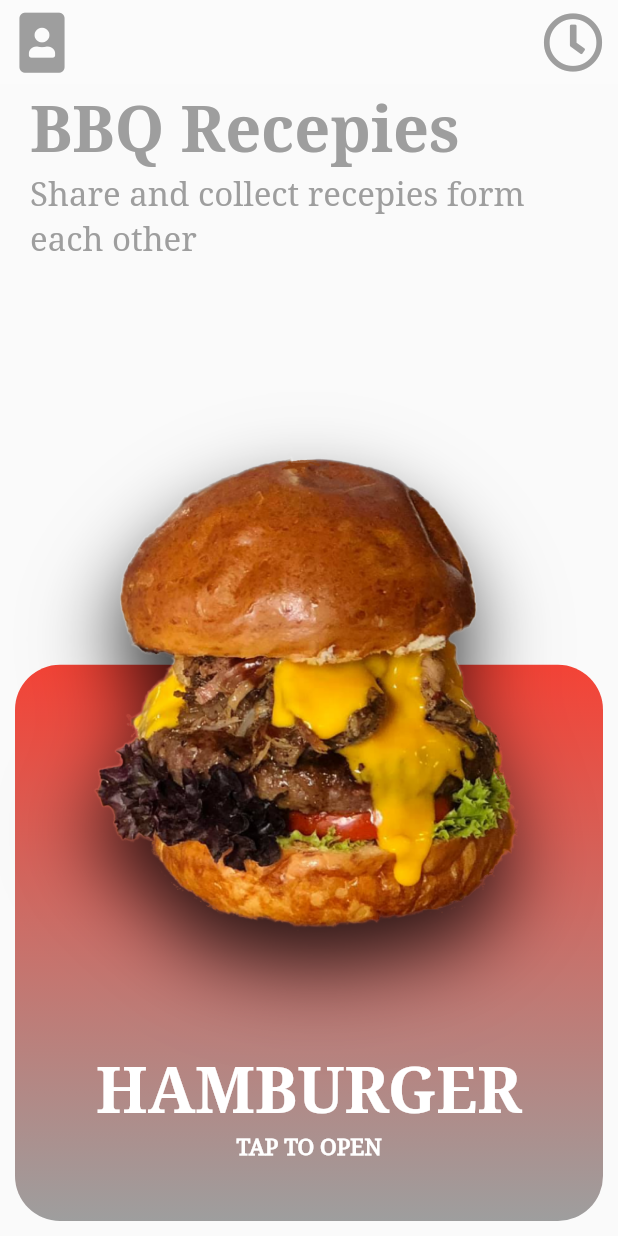
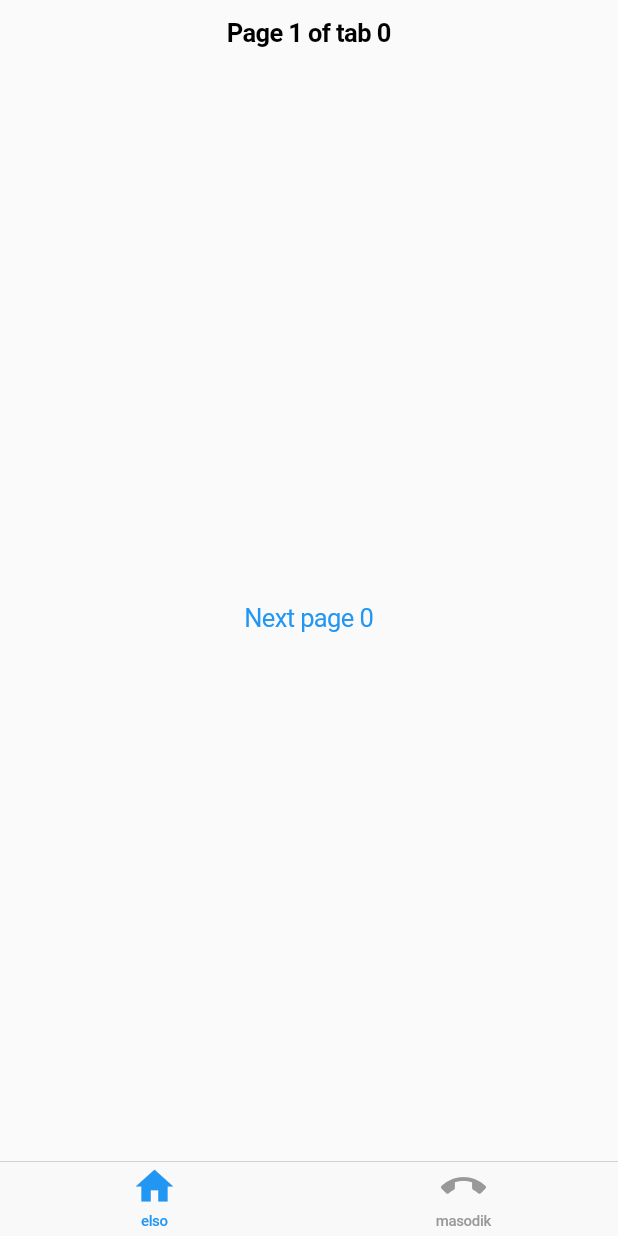
Before and after one commit to tibimate87/bbq_app, a Flutter app: the screen it shows after launch, on a phone screen of 412 x 824 dp. Run offline on Flutter 3.47's test engine with Material 2 defaults, Android fonts, the phone set to English and light mode, and no system bars; our stand-ins replace font_awesome_flutter.

```diff
--- a/lib/main.dart
+++ b/lib/main.dart
@@ -1,7 +1,8 @@
 import 'package:bbq_app/main_page_accessories/recepie_page.dart';
 import 'package:bbq_app/recepie_list_page/list_main_page.dart';
 import 'package:flutter/material.dart';
-
+import 'package:bbq_app/single_recepie_page/single_recepie_page.dart';
+import 'trial.dart';
 void main() => runApp(MyApp());
 
 class MyApp extends StatelessWidget {
@@ -9,11 +10,13 @@ class MyApp extends StatelessWidget {
   @override
   Widget build(BuildContext context) {
     return MaterialApp(
-      initialRoute: RecepiePage.ID,
-      routes: {
-        RecepiePage.ID: (context) => RecepiePage(),
-        ListMainPage.ID: (context) => ListMainPage(),
-      },
+      home: Trial(),
+      // initialRoute: RecepiePage.ID,
+      // routes: {
+      //   RecepiePage.ID: (context) => RecepiePage(),
+      //   ListMainPage.ID: (context) => ListMainPage(),
+      //   // SingleRecepiePage.ID: (context) => SingleRecepiePage(),
+      // },
       theme: ThemeData.light().copyWith(
           appBarTheme: AppBarTheme(
               color: Colors.white12,
--- /dev/null
+++ b/lib/trial.dart
@@ -0,0 +1,59 @@
+import 'package:flutter/material.dart';
+import 'package:flutter/cupertino.dart';
+
+class Trial extends StatefulWidget {
+  @override
+  _TrialState createState() => _TrialState();
+}
+
+class _TrialState extends State<Trial> {
+  @override
+  Widget build(BuildContext context) {
+    return CupertinoTabScaffold(
+  tabBar: CupertinoTabBar(
+    items: <BottomNavigationBarItem> [
+      BottomNavigationBarItem(icon: Icon(Icons.home),title: Text('elso')),
+      BottomNavigationBarItem(icon: Icon(Icons.call_end),title: Text('masodik')),
+
+    ],
+    onTap: (value) {print(value);},
+  ),
+  tabBuilder: (BuildContext context, int index) {
+    return CupertinoTabView(
+      builder: (BuildContext context) {
+        return CupertinoPageScaffold(
+          navigationBar: CupertinoNavigationBar(
+            middle: Text('Page 1 of tab $index'),
+          ),
+
+          child: Center(
+            child: CupertinoButton(
+              child: Text('Next page $index'),
+              onPressed: () {
+                Navigator.of(context).push(
+                  CupertinoPageRoute<void>(
+                    builder: (BuildContext context) {
+                      return CupertinoPageScaffold(
+                        navigationBar: CupertinoNavigationBar(
+                          middle: Text('Page 2 of tab $index'),
+                        ),
+                        child: Center(
+                          child: CupertinoButton(
+                            child: const Text('Back'),
+                            onPressed: () { Navigator.of(context).pop(); },
+                          ),
+                        ),
+                      );
+                    },
+                  ),
+                );
+              },
+            ),
+          ),
+        );
+      },
+    );
+  },
+);
+  }
+}
```
Also changed, not shown: lib/main_page_accessories/recepie_page.dart (+43 -43 lines), lib/recepie_list_page/list_main_page.dart (+52 -34 lines), lib/reusable_card/accessories/photo_hero.dart (deleted, +0 -28 lines), lib/reusable_card/reusable_card.dart (+44 -10 lines), lib/single_recepie_page/single_recepie_page.dart (added, +90 -0 lines), 2 other files.
